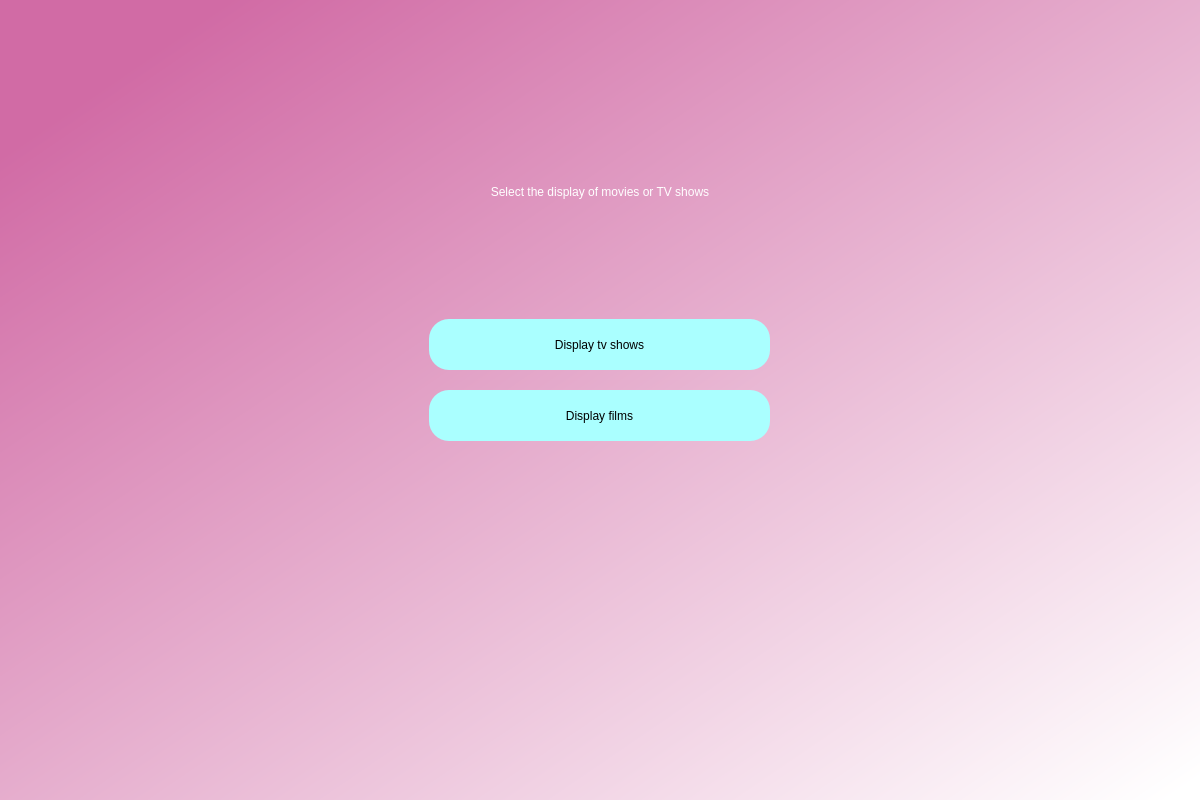
Before: the Qt Designer form UI/choiceofaction.ui in Krutov777/PyQt, drawn with Qt 5.
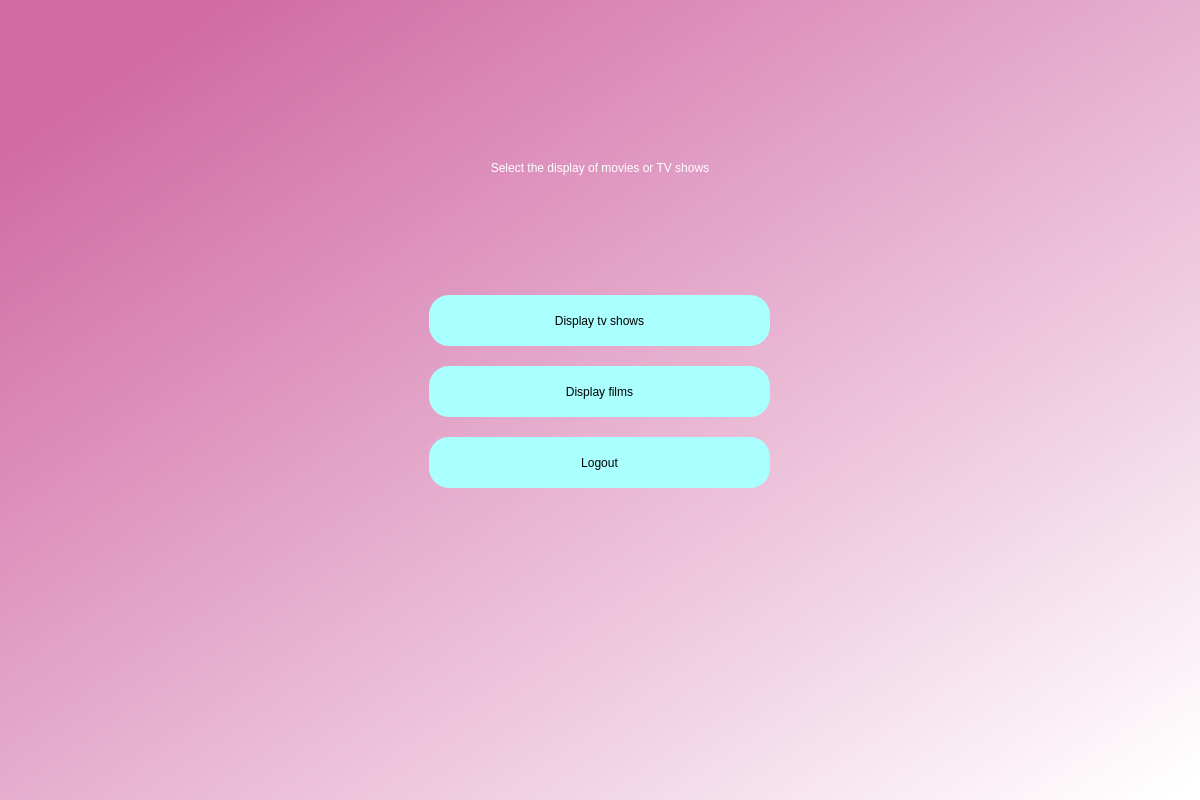
After: the same form once the commit is applied.

Commit message: added buttons(back) in login,reg,choice and connect

What changed in the file:
```diff
--- a/UI/choiceofaction.ui
+++ b/UI/choiceofaction.ui
@@ -57,7 +57,7 @@
     </spacer>
    </item>
    <item row="1" column="1">
-    <layout class="QVBoxLayout" name="verticalLayout" stretch="5,0,1,1">
+    <layout class="QVBoxLayout" name="verticalLayout" stretch="5,0,1,1,0">
      <property name="spacing">
       <number>20</number>
      </property>
@@ -137,6 +137,30 @@
        </property>
       </widget>
      </item>
+     <item alignment="Qt::AlignHCenter">
+      <widget class="QPushButton" name="logout">
+       <property name="minimumSize">
+        <size>
+         <width>341</width>
+         <height>51</height>
+        </size>
+       </property>
+       <property name="maximumSize">
+        <size>
+         <width>200</width>
+         <height>400</height>
+        </size>
+       </property>
+       <property name="styleSheet">
+        <string notr="true">border-radius:20px;
+background-color: rgb(170, 255, 255);
+font: 14pt &quot;MS Shell Dlg 2&quot;;</string>
+       </property>
+       <property name="text">
+        <string>Logout</string>
+       </property>
+      </widget>
+     </item>
     </layout>
    </item>
    <item row="2" column="1">
```
The commit also changes 4 other files.
